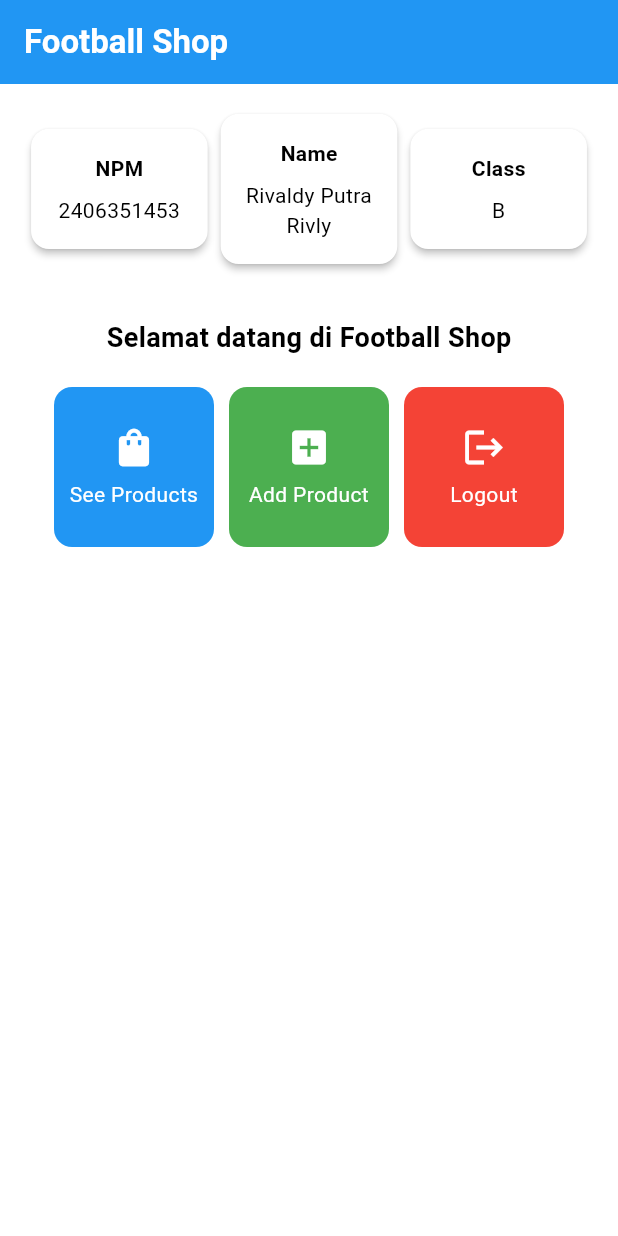
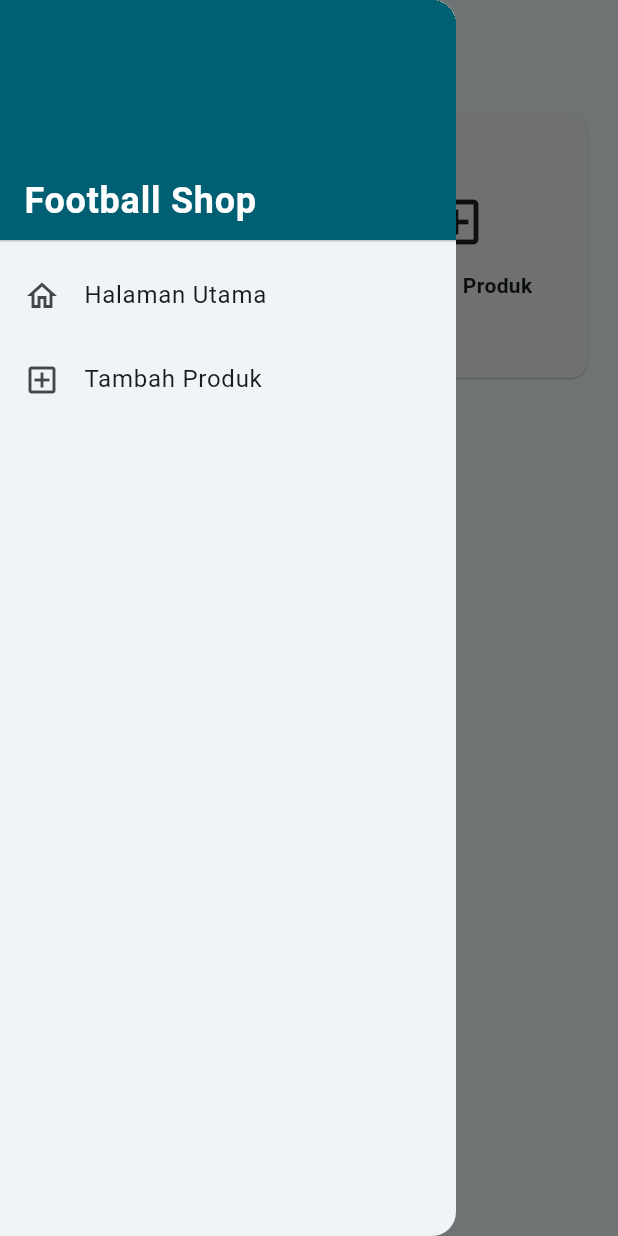
Before and after one commit to rivdy/football-shop-mobile, a Flutter app: the screen it shows after launch, with the side drawer open (before the commit the screen has no drawer), on a phone screen of 412 x 824 dp. Run offline on Flutter 3.47's test engine with Material 3 defaults, Android fonts, the phone set to English and light mode, and no system bars.

Commit message:
Tugas 8: Flutter Navigation, Layouts, Forms, and Input Elements

```diff
--- a/lib/main.dart
+++ b/lib/main.dart
@@ -1,23 +1,33 @@
 import 'package:flutter/material.dart';
-import 'menu.dart';
+import 'screens/menu.dart';
+import 'screens/add_product_form.dart';
 
 void main() {
-  runApp(const MyApp());
+  runApp(const FootballShopApp());
 }
 
-class MyApp extends StatelessWidget {
-  const MyApp({super.key});
+class FootballShopApp extends StatelessWidget {
+  const FootballShopApp({super.key});
 
-  // Root ala tutorial
   @override
   Widget build(BuildContext context) {
     return MaterialApp(
       title: 'Football Shop',
+      debugShowCheckedModeBanner: false,
       theme: ThemeData(
-        colorScheme: ColorScheme.fromSwatch(primarySwatch: Colors.blue)
-            .copyWith(secondary: Colors.blueAccent[400]),
+        colorScheme: ColorScheme.fromSeed(
+          seedColor: const Color(0xFF005F73), // warna brand contoh
+          brightness: Brightness.light,
+        ),
+        useMaterial3: true,
+        inputDecorationTheme: InputDecorationTheme(
+          border: OutlineInputBorder(),
+        ),
       ),
-      home: MyHomePage(),
+      home: const MenuPage(),
+      routes: {
+        AddProductFormPage.routeName: (_) => const AddProductFormPage(),
+      },
     );
   }
 }
--- a/lib/menu.dart
+++ /dev/null
@@ -1,162 +0,0 @@
-import 'package:flutter/material.dart';
-
-class MyHomePage extends StatelessWidget {
-  MyHomePage({super.key});
-
-  // Identitas (sesuai pola tutorial)
-  final String nama = "Rivaldy Putra Rivly";
-  final String npm = "2406351453";
-  final String kelas = "B";
-
-  // Warna diperhatikan: biru (See), hijau (Add), merah (Logout)
-  final List<ItemHomepage> items = [
-    ItemHomepage("See Products", Icons.shopping_bag, Colors.blue),
-    ItemHomepage("Add Product", Icons.add_box, Colors.green),
-    ItemHomepage("Logout", Icons.logout, Colors.red),
-  ];
-
-  @override
-  Widget build(BuildContext context) {
-    return Scaffold(
-      appBar: AppBar(
-        title: const Text(
-          'Football Shop',
-          style: TextStyle(
-            color: Colors.white,
-            fontWeight: FontWeight.bold,
-          ),
-        ),
-        backgroundColor: Theme.of(context).colorScheme.primary,
-      ),
-
-      body: Padding(
-        padding: const EdgeInsets.all(16.0),
-        child: Column(
-          crossAxisAlignment: CrossAxisAlignment.center,
-          children: [
-            // Info identitas (3 kartu sejajar)
-            Row(
-              mainAxisAlignment: MainAxisAlignment.spaceEvenly,
-              children: [
-                InfoCard(title: 'NPM', content: npm),
-                InfoCard(title: 'Name', content: nama),
-                InfoCard(title: 'Class', content: kelas),
-              ],
-            ),
-
-            const SizedBox(height: 16.0),
-
-            Center(
-              child: Column(
-                children: [
-                  const Padding(
-                    padding: EdgeInsets.only(top: 16.0),
-                    child: Text(
-                      'Selamat datang di Football Shop',
-                      style: TextStyle(
-                        fontWeight: FontWeight.bold,
-                        fontSize: 18.0,
-                      ),
-                    ),
-                  ),
-
-                  // Grid 3 kolom berisi ItemCard berwarna berbeda
-                  GridView.count(
-                    padding: const EdgeInsets.all(20),
-                    crossAxisSpacing: 10,
-                    mainAxisSpacing: 10,
-                    crossAxisCount: 3,
-                    shrinkWrap: true,
-                    children: items.map((item) => ItemCard(item)).toList(),
-                  ),
-                ],
-              ),
-            ),
-          ],
-        ),
-      ),
-    );
-  }
-}
-
-// ======= Model item grid (dengan warna khusus) =======
-class ItemHomepage {
-  final String name;
-  final IconData icon;
-  final Color color;
-  ItemHomepage(this.name, this.icon, this.color);
-}
-
-// ======= Kartu Info atas (NPM/Name/Class) =======
-class InfoCard extends StatelessWidget {
-  final String title;
-  final String content;
-
-  const InfoCard({super.key, required this.title, required this.content});
-
-  @override
-  Widget build(BuildContext context) {
-    return Card(
-      elevation: 2.0,
-      child: Container(
-        width: MediaQuery.of(context).size.width / 3.5,
-        padding: const EdgeInsets.all(16.0),
-        child: Column(
-          children: [
-            Text(
-              title,
-              style: const TextStyle(fontWeight: FontWeight.bold),
-            ),
-            const SizedBox(height: 8.0),
-            Text(
-              content,
-              textAlign: TextAlign.center,
-            ),
-          ],
-        ),
-      ),
-    );
-  }
-}
-
-// ======= Kartu item grid (Material + InkWell + SnackBar) =======
-class ItemCard extends StatelessWidget {
-  final ItemHomepage item;
-  const ItemCard(this.item, {super.key});
-
-  @override
-  Widget build(BuildContext context) {
-    return Material(
-      color: item.color, // <-- warna sesuai item (biru/hijau/merah)
-      borderRadius: BorderRadius.circular(12),
-      child: InkWell(
-        borderRadius: BorderRadius.circular(12),
-        onTap: () {
-          // snackbar ala tutorial (menyebut nama item)
-          ScaffoldMessenger.of(context)
-            ..hideCurrentSnackBar()
-            ..showSnackBar(
-              SnackBar(content: Text("Kamu telah menekan tombol ${item.name}!")),
-            );
-        },
-        child: Container(
-          padding: const EdgeInsets.all(8),
-          child: Center(
-            child: Column(
-              mainAxisAlignment: MainAxisAlignment.center,
-              children: [
-                Icon(item.icon, color: Colors.white, size: 30.0),
-                const SizedBox(height: 6),
-                Text(
-                  item.name,
-                  textAlign: TextAlign.center,
-                  style: const TextStyle(color: Colors.white),
-                ),
-              ],
-            ),
-          ),
-        ),
-      ),
-    );
-  }
-}
--- /dev/null
+++ b/lib/models/product.dart
@@ -0,0 +1,17 @@
+class Product {
+  final String name;
+  final int price; // integer (IDR) sesuai ketentuan tipe data
+  final String description;
+  final String? thumbnailUrl; // opsional, harus URL valid jika diisi
+  final String category;
+  final bool isFeatured;
+
+  Product({
+    required this.name,
+    required this.price,
+    required this.description,
+    required this.category,
+    this.thumbnailUrl,
+    this.isFeatured = false,
+  });
+}
--- /dev/null
+++ b/lib/screens/menu.dart
@@ -0,0 +1,63 @@
+import 'package:flutter/material.dart';
+import '../widgets/item_card.dart';
+import '../widgets/left_drawer.dart';
+import 'add_product_form.dart';
+
+class MenuPage extends StatelessWidget {
+  const MenuPage({super.key});
+
+  @override
+  Widget build(BuildContext context) {
+    final items = [
+      {
+        'title': 'See Products',
+        'icon': Icons.list_alt_outlined,
+        'onTap': () {
+          // TODO: arahkan ke halaman list produk jika sudah ada
+          ScaffoldMessenger.of(context).showSnackBar(
+            const SnackBar(content: Text('Coming soon: Product List')),
+          );
+        },
+      },
+      {
+        'title': 'Tambah Produk',
+        'icon': Icons.add_box_outlined,
+        'onTap': () {
+          Navigator.pushNamed(context, AddProductFormPage.routeName);
+        },
+      },
+      {
+        'title': 'Logout',
+        'icon': Icons.logout,
+        'onTap': () {
+          ScaffoldMessenger.of(context).showSnackBar(
+            const SnackBar(content: Text('Logged out (dummy)')),
+          );
+        },
+      },
+    ];
+
+    return Scaffold(
+      appBar: AppBar(
+        title: const Text('Football Shop'),
+        centerTitle: true,
+      ),
+      drawer: const LeftDrawer(),
+      body: Padding(
+        padding: const EdgeInsets.all(16),
+        child: GridView.count(
+          crossAxisCount: 2,
+          crossAxisSpacing: 12,
+          mainAxisSpacing: 12,
+          children: items
+              .map((e) => ItemCard(
+                    title: e['title'] as String,
+                    icon: e['icon'] as IconData,
+                    onTap: e['onTap'] as VoidCallback,
+                  ))
+              .toList(),
+        ),
+      ),
+    );
+  }
+}
--- /dev/null
+++ b/lib/widgets/item_card.dart
@@ -0,0 +1,42 @@
+import 'package:flutter/material.dart';
+
+class ItemCard extends StatelessWidget {
+  final String title;
+  final IconData icon;
+  final VoidCallback onTap;
+
+  const ItemCard({
+    super.key,
+    required this.title,
+    required this.icon,
+    required this.onTap,
+  });
+
+  @override
+  Widget build(BuildContext context) {
+    return Card(
+      elevation: 0.5,
+      clipBehavior: Clip.antiAlias,
+      child: InkWell(
+        onTap: onTap,
+        child: Padding(
+          padding: const EdgeInsets.all(16),
+          child: Center(
+            child: Column(
+              mainAxisAlignment: MainAxisAlignment.center,
+              children: [
+                Icon(icon, size: 40),
+                const SizedBox(height: 12),
+                Text(
+                  title,
+                  textAlign: TextAlign.center,
+                  style: const TextStyle(fontWeight: FontWeight.w600),
+                ),
+              ],
+            ),
+          ),
+        ),
+      ),
+    );
+  }
+}
--- /dev/null
+++ b/lib/widgets/left_drawer.dart
@@ -0,0 +1,56 @@
+import 'package:flutter/material.dart';
+import '../screens/menu.dart';
+import '../screens/add_product_form.dart';
+
+class LeftDrawer extends StatelessWidget {
+  const LeftDrawer({super.key});
+
+  @override
+  Widget build(BuildContext context) {
+    return Drawer(
+      child: SafeArea(
+        child: ListView(
+          padding: EdgeInsets.zero,
+          children: [
+            const DrawerHeader(
+              decoration: BoxDecoration(
+                color: Color(0xFF005F73),
+              ),
+              child: Align(
+                alignment: Alignment.bottomLeft,
+                child: Text(
+                  'Football Shop',
+                  style: TextStyle(
+                    color: Colors.white,
+                    fontSize: 24,
+                    fontWeight: FontWeight.w700,
+                  ),
+                ),
+              ),
+            ),
+            ListTile(
+              leading: const Icon(Icons.home_outlined),
+              title: const Text('Halaman Utama'),
+              onTap: () {
+                Navigator.pushReplacement(
+                  context,
+                  MaterialPageRoute(builder: (_) => const MenuPage()),
+                );
+              },
+            ),
+            ListTile(
+              leading: const Icon(Icons.add_box_outlined),
+              title: const Text('Tambah Produk'),
+              onTap: () {
+                Navigator.pushReplacementNamed(
+                  context,
+                  AddProductFormPage.routeName,
+                );
+              },
+            ),
+          ],
+        ),
+      ),
+    );
+  }
+}
```
Also changed, not shown: lib/screens/add_product_form.dart (added, +248 -0 lines), 1 other file.
